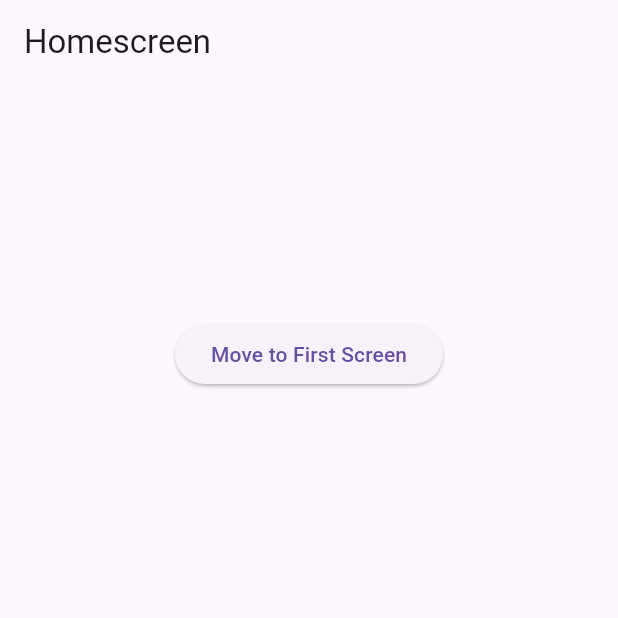
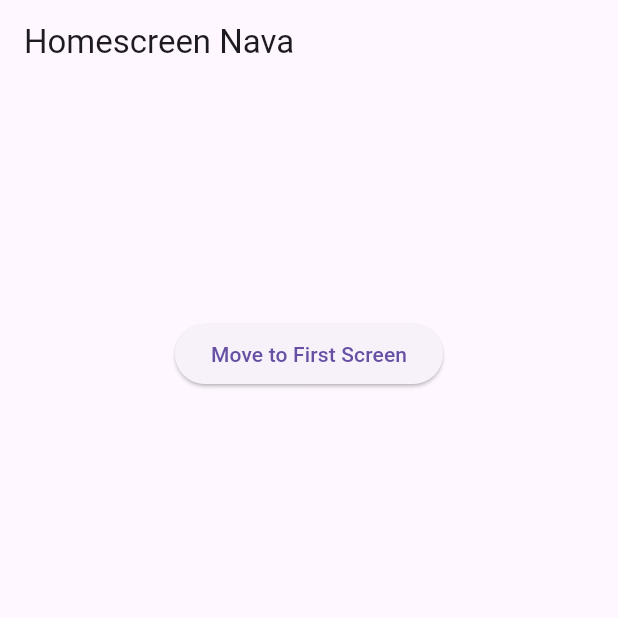
Before and after one commit to nava128/RutasNava2024, a Flutter app: the screen it shows after launch, on a phone screen of 412 x 824 dp, the top half of it. Run offline on Flutter 3.47's test engine with Material 3 defaults, Android fonts, the phone set to English and light mode, and no system bars.

Commit message:
rutas 2 3

```diff
--- a/lib/homescreen.dart
+++ b/lib/homescreen.dart
@@ -7,7 +7,7 @@ class Homescreen extends StatelessWidget {
   Widget build(BuildContext context) {
     return Scaffold(
       appBar: AppBar(
-        title: const Text('Homescreen'),
+        title: const Text('Homescreen Nava'),
       ),
       body: Center(
         child: Column(
```
